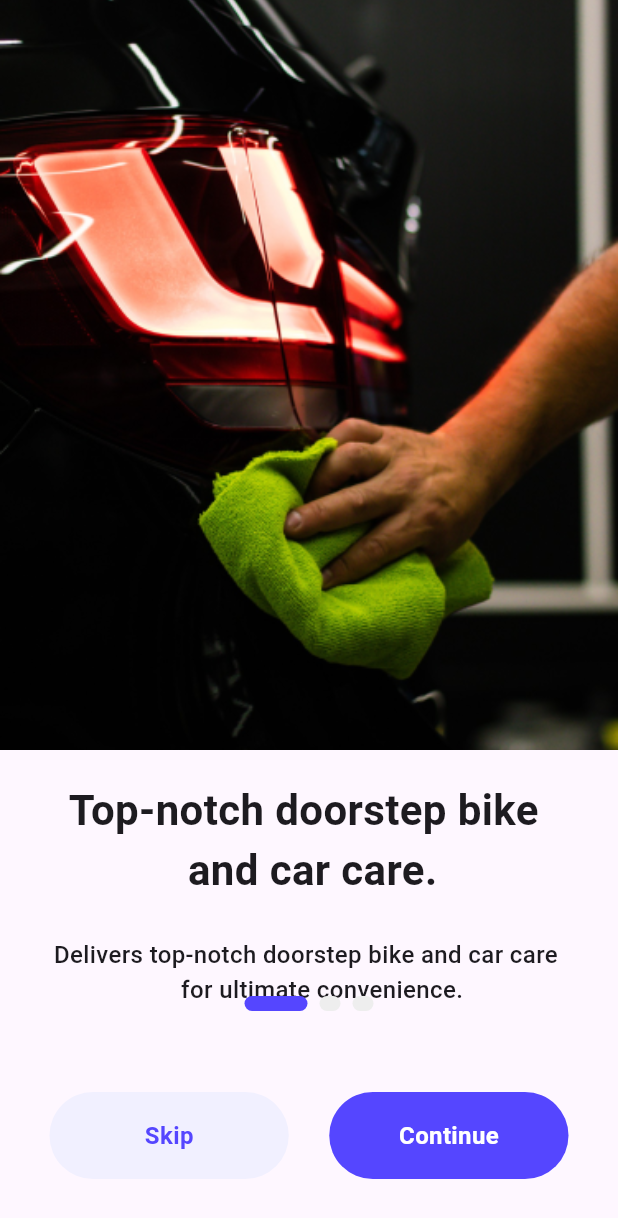
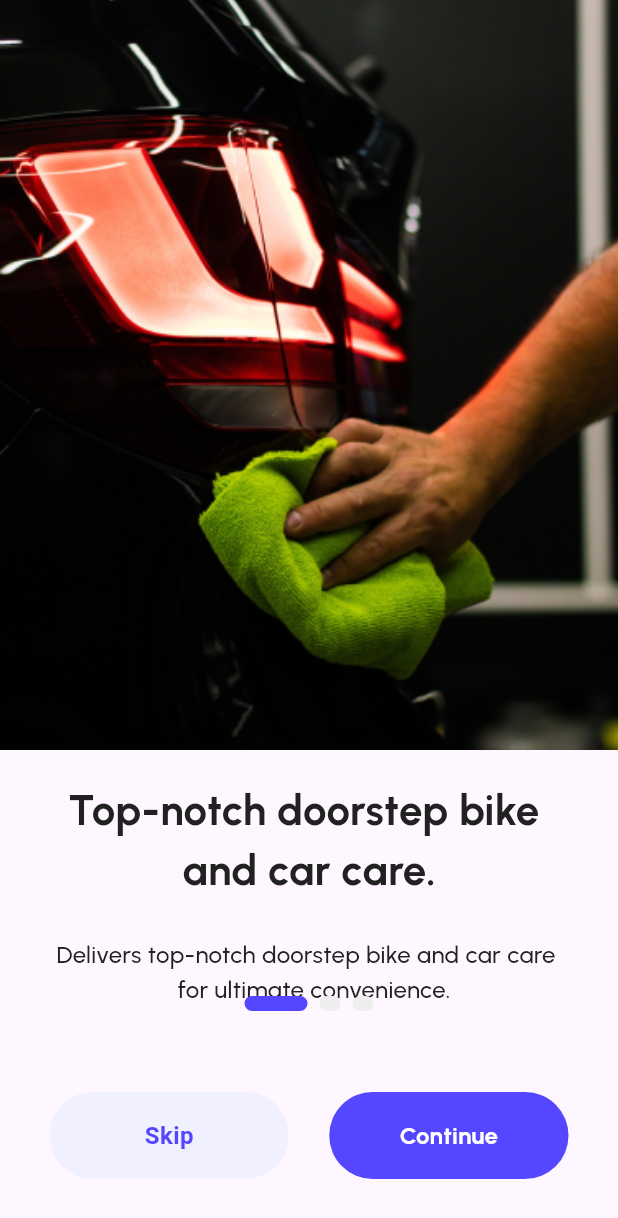
Before and after one commit to aryan-jha/wheel-and-clean, a Flutter app: the screen it shows after launch, on a phone screen of 412 x 824 dp. Shown: the top 1218 px of the screen. Run offline on Flutter 3.47's test engine with Material 3 defaults, Android fonts, the light colour scheme and no system bars; drawn by our look-alikes of smooth_page_indicator; our stand-ins replace google_fonts.

Commit message:
done with theming work i.e text_style and colors

```diff
--- a/analysis_options.yaml
+++ b/analysis_options.yaml
@@ -21,6 +21,7 @@ linter:
   # `// ignore_for_file: name_of_lint` syntax on the line or in the file
   # producing the lint.
   rules:
+   prefer_const_constructors : false
     # avoid_print: false  # Uncomment to disable the `avoid_print` rule
     # prefer_single_quotes: true  # Uncomment to enable the `prefer_single_quotes` rule
 
--- a/lib/screens/tutorial_screen.dart
+++ b/lib/screens/tutorial_screen.dart
@@ -1,5 +1,6 @@
 import 'package:flutter/material.dart';
 import 'package:smooth_page_indicator/smooth_page_indicator.dart';
+import 'package:wheel_and_clean/themes/text_style.dart';
 
 class TutorialScreen extends StatefulWidget {
   const TutorialScreen({super.key});
@@ -44,20 +45,20 @@ class _TutorialScreenState extends State<TutorialScreen> {
                   const SizedBox(
                     height: 20,
                   ),
-                  const Text(
+                  Text(
                     "Top-notch doorstep bike \n           and car care.",
-                    style: TextStyle(
-                      fontSize: 28,
-                      fontWeight: FontWeight.w700,
-                    ),
+                    style: tutorialHeadlineFont,
+                    // style: TextStyle(
+                    //   fontSize: 28,
+                    //   fontWeight: FontWeight.w700,
+                    // ),
                   ),
                   const SizedBox(
                     height: 25,
                   ),
-                  const Text(
-                    "Delivers top-notch doorstep bike and car care \n                    for ultimate convenience.",
-                    style: TextStyle(fontSize: 16, fontWeight: FontWeight.w500),
-                  ),
+                  Text(
+                      "Delivers top-notch doorstep bike and car care \n                    for ultimate convenience.",
+                      style: tutorialDescriptionFont),
                 ],
               ),
               Column(
@@ -76,23 +77,22 @@ class _TutorialScreenState extends State<TutorialScreen> {
                   const SizedBox(
                     height: 20,
                   ),
-                  const Text(
+                  Text(
                     "Better service experience \n    than washing centers.",
-                    style: TextStyle(
-                      fontSize: 28,
-                      fontWeight: FontWeight.w700,
-                    ),
+                    style: tutorialHeadlineFont,
+                    // style: TextStyle(
+                    //   fontSize: 28,
+                    //   fontWeight: FontWeight.w700,
+                    // ),
                   ),
                   const SizedBox(
                     height: 25,
                   ),
-                  const Padding(
+                  Padding(
                     padding: EdgeInsets.symmetric(horizontal: 50),
                     child: Text(
-                      "    Offers a superior service experience compared to traditional washing centers.",
-                      style:
-                          TextStyle(fontSize: 16, fontWeight: FontWeight.w500),
-                    ),
+                        "    Offers a superior service experience compared to traditional washing centers.",
+                        style: tutorialDescriptionFont),
                   )
                 ],
               ),
@@ -115,23 +115,16 @@ class _TutorialScreenState extends State<TutorialScreen> {
                   const SizedBox(
                     height: 20,
                   ),
-                  const Text(
-                    "Fully equipped for all \n       service needs.",
-                    style: TextStyle(
-                      fontSize: 28,
-                      fontWeight: FontWeight.w700,
-                    ),
-                  ),
+                  Text("Fully equipped for all \n       service needs.",
+                      style: tutorialHeadlineFont),
                   const SizedBox(
                     height: 25,
                   ),
-                  const Padding(
+                  Padding(
                     padding: EdgeInsets.symmetric(horizontal: 30),
                     child: Text(
-                      "Fully equipped for all service needs, ensuring \n                     a seamless experience.",
-                      style:
-                          TextStyle(fontSize: 16, fontWeight: FontWeight.w500),
-                    ),
+                        "Fully equipped for all service needs, ensuring \n                     a seamless experience.",
+                        style: tutorialDescriptionFont),
                   )
                 ],
               )
@@ -197,12 +190,9 @@ class _TutorialScreenState extends State<TutorialScreen> {
                                 decoration: BoxDecoration(
                                     color: const Color(0xff5546FF),
                                     borderRadius: BorderRadius.circular(60)),
-                                child: const Center(
+                                child: Center(
                                     child: Text("Continue",
-                                        style: TextStyle(
-                                            color: Color(0XffFFFFFF),
-                                            fontSize: 16,
-                                            fontWeight: FontWeight.w700))),
+                                        style: blueButtonFontStyling)),
                               ),
                             )
                           ],
@@ -218,12 +208,9 @@ class _TutorialScreenState extends State<TutorialScreen> {
                           decoration: BoxDecoration(
                               color: const Color(0xff5546FF),
                               borderRadius: BorderRadius.circular(60)),
-                          child: const Center(
+                          child: Center(
                               child: Text("Get Started",
-                                  style: TextStyle(
-                                      color: Color(0XffFFFFFF),
-                                      fontSize: 16,
-                                      fontWeight: FontWeight.w700))),
+                                  style: blueButtonFontStyling)),
                         ),
                       ],
                     ))
--- /dev/null
+++ b/lib/themes/text_style.dart
@@ -0,0 +1,38 @@
+import 'package:flutter/material.dart';
+import 'package:google_fonts/google_fonts.dart';
+import 'package:wheel_and_clean/themes/colors.dart';
+
+TextStyle tutorialHeadlineFont = GoogleFonts.urbanist(
+  color: AppColors.tutorialHeadlineColor,
+  fontSize: 28,
+  fontWeight: FontWeight.w700,
+  letterSpacing: 0.2,
+);
+
+var tutorialDescriptionFont = GoogleFonts.urbanist(
+  color: AppColors.tutorialDescriptionColor,
+  fontSize: 16,
+  fontWeight: FontWeight.w500,
+  letterSpacing: 0.2,
+);
+
+var headlineFont = GoogleFonts.urbanist(
+  color: AppColors.headingColor,
+  fontWeight: FontWeight.normal,
+  fontSize: 16,
+  letterSpacing: 12,
+);
+
+var descriptionFont = GoogleFonts.urbanist(
+    color: AppColors.descriptionColor,
+    fontSize: 16,
+    fontWeight: FontWeight.w500,
+    letterSpacing: 0.2,
+);
+
+var blueButtonFontStyling = GoogleFonts.urbanist(
+  color: Color(0xffFFFFFF),
+  fontSize: 16,
+  fontWeight: FontWeight.w700,
+  letterSpacing: 0.2,
+);
--- a/pubspec.yaml
+++ b/pubspec.yaml
@@ -34,6 +34,7 @@ dependencies:
 
   # The following adds the Cupertino Icons font to your application.
   # Use with the CupertinoIcons class for iOS style icons.
+  google_fonts: ^6.2.1
   smooth_page_indicator: ^1.2.0+3
   carousel_slider: ^5.0.0
   cupertino_icons: ^1.0.8
```
Also changed, not shown: lib/themes/colors.dart (added, +15 -0 lines), lib/themes/theme.dart (added), pubspec.lock, 1 other file.
